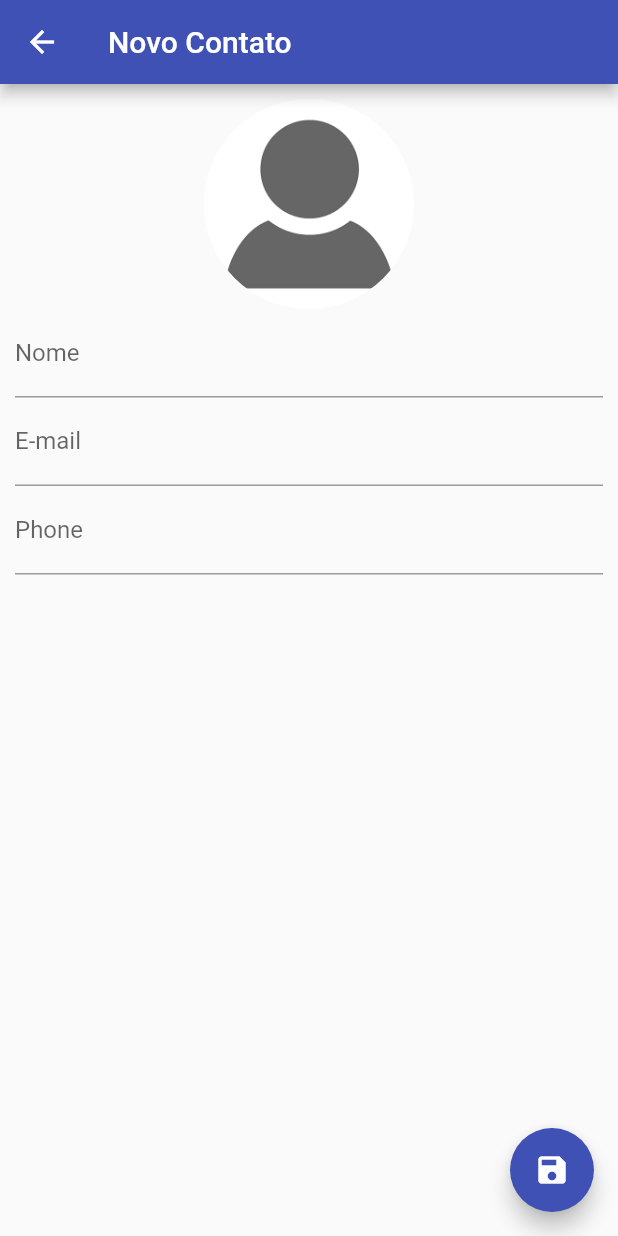
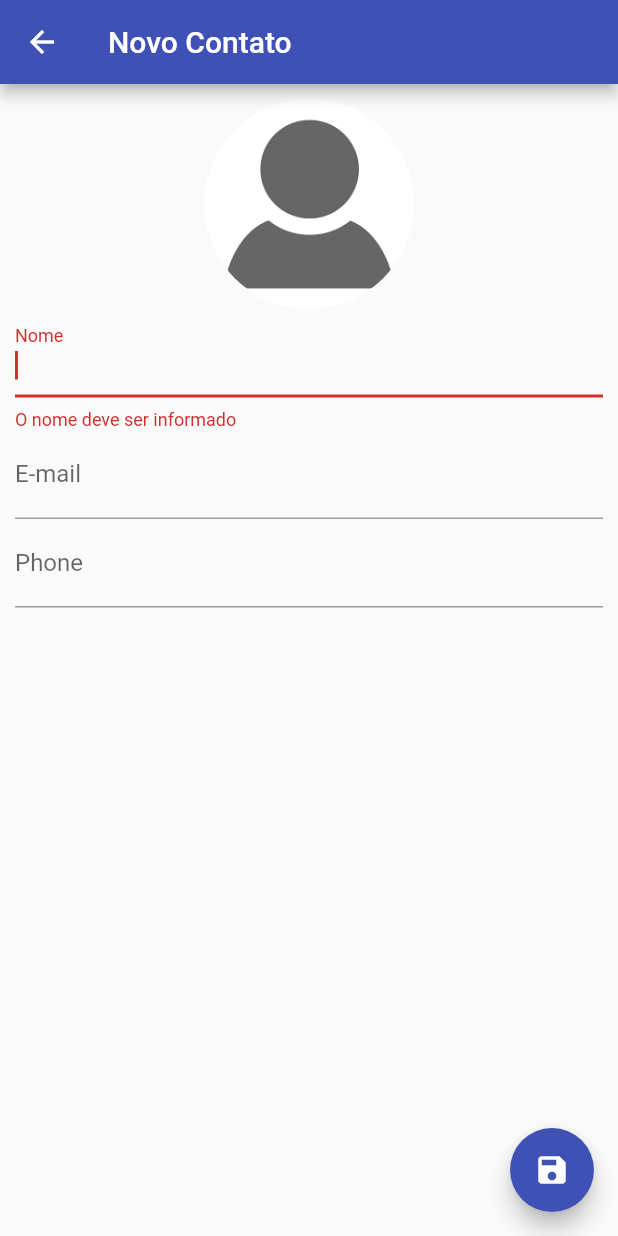
Before and after one commit to davihoffmann/agenda-contatos, a Flutter app: the ContactPage screen opened directly, after a tap on the "save" icon, on a phone screen of 412 x 824 dp. Run offline on Flutter 3.47's test engine with Material 2 defaults, Android fonts, the phone set to English and light mode, and no system bars; our stand-ins replace sqflite; accounts and stored records are empty.

```diff
--- a/lib/ui/contact_page.dart
+++ b/lib/ui/contact_page.dart
@@ -14,13 +14,16 @@ class ContactPage extends StatefulWidget {
 }
 
 class _ContactPageState extends State<ContactPage> {
-
-  bool _userEdited = false;
-  Contact _editedContact;
+  GlobalKey<FormState> _formKey = GlobalKey<FormState>();
 
   final _nameController = TextEditingController();
   final _emailController = TextEditingController();
   final _phoneController = TextEditingController();
+
+  final _nameFocus = FocusNode();
+
+  bool _userEdited = false;
+  Contact _editedContact;
 
   Contact get contact => widget.contact;
 
@@ -48,10 +51,17 @@ class _ContactPageState extends State<ContactPage> {
       floatingActionButton: FloatingActionButton(
         child: Icon(Icons.save),
         backgroundColor: Colors.indigo,
-        onPressed: () {},
+        onPressed: _onClickSave,
       ),
-      body: SingleChildScrollView(
-        padding: EdgeInsets.all(10),
+      body: _body(),
+    );
+  }
+
+  SingleChildScrollView _body() {
+    return SingleChildScrollView(
+      padding: EdgeInsets.all(10),
+      child: Form(
+        key: _formKey,
         child: Column(
           children: <Widget>[
             GestureDetector(
@@ -70,8 +80,14 @@ class _ContactPageState extends State<ContactPage> {
               ),
               onTap: () {},
             ),
-            TextField(
+            TextFormField(
               controller: _nameController,
+              validator: (value) {
+                if (value.isEmpty || value == null) {
+                  return "O nome deve ser informado";
+                }
+              },
+              focusNode: _nameFocus,
               decoration: InputDecoration(
                 labelText: "Nome",
               ),
@@ -82,7 +98,7 @@ class _ContactPageState extends State<ContactPage> {
                 });
               },
             ),
-            TextField(
+            TextFormField(
               controller: _emailController,
               decoration: InputDecoration(
                 labelText: "E-mail",
@@ -93,7 +109,7 @@ class _ContactPageState extends State<ContactPage> {
               },
               keyboardType: TextInputType.emailAddress,
             ),
-            TextField(
+            TextFormField(
               controller: _phoneController,
               decoration: InputDecoration(
                 labelText: "Phone",
@@ -109,4 +125,12 @@ class _ContactPageState extends State<ContactPage> {
       ),
     );
   }
+
+  void _onClickSave() {
+    if (!_formKey.currentState.validate()) {
+      FocusScope.of(context).requestFocus(_nameFocus);
+      return;
+    }
+    Navigator.pop(context, _editedContact);
+  }
 }
--- a/lib/ui/home_page.dart
+++ b/lib/ui/home_page.dart
@@ -107,11 +107,13 @@ class _HomePageState extends State<HomePage> {
     final recContact = await Navigator.push(context,
         MaterialPageRoute(builder: (context) => ContactPage(contact: contact)));
 
+
+
     if (recContact != null) {
       if (contact != null) {
         await helper.updateContact(recContact);
       } else {
-        await helper.saveContact(contact);
+        await helper.saveContact(recContact);
       }
       _getAllContacts();
     }
```
